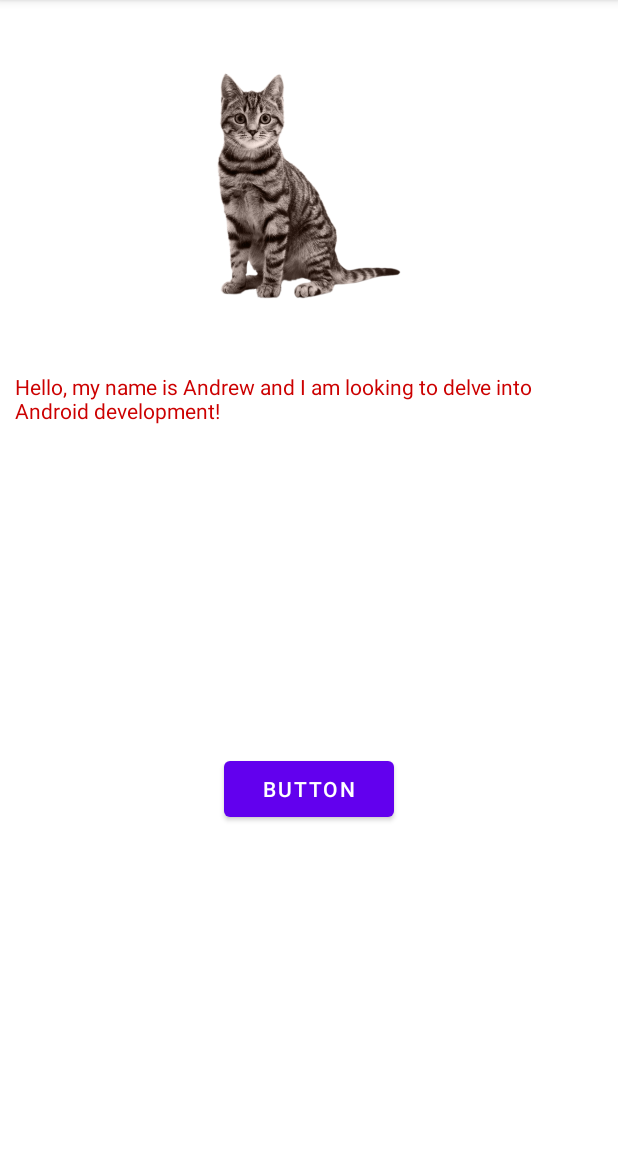
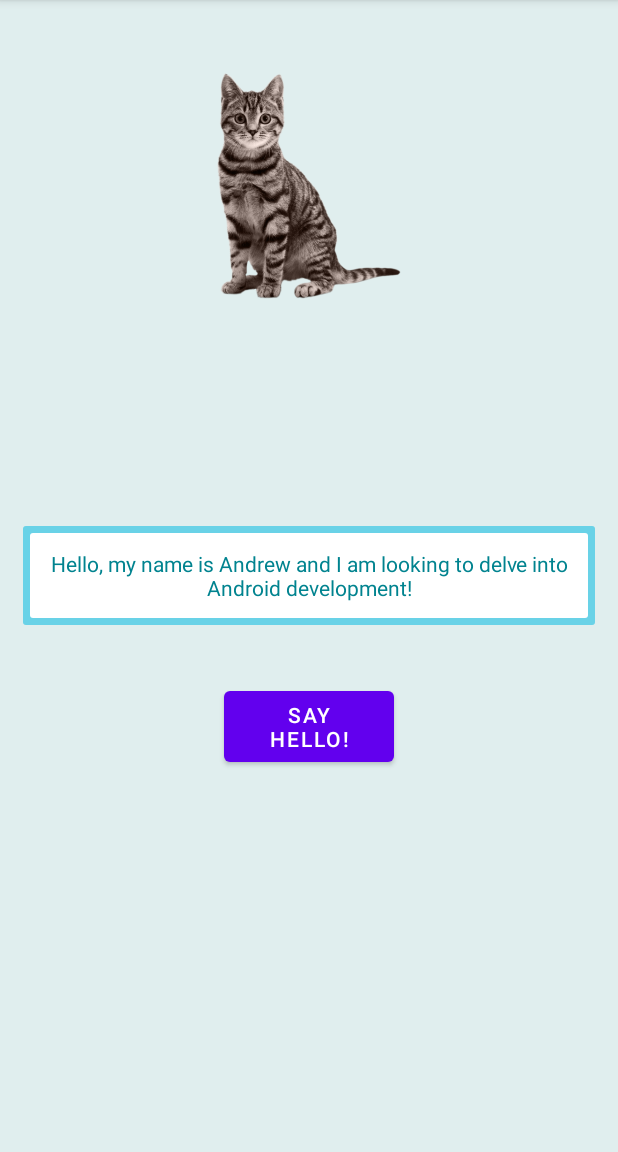
Before and after one commit to nick-bytes/rpn-calculator, an Android app: the screen it shows after launch (MainActivity), on a phone screen of 412 x 824 dp, the part 84-1236 px from its top. Run offline under Robolectric (Android 15) with nearby library versions, the phone set to English and light mode, and no system bars.

Commit message:
Updated button and intro text view

```diff
--- a/app/build.gradle
+++ b/app/build.gradle
@@ -37,6 +37,7 @@ dependencies {
     implementation 'androidx.appcompat:appcompat:1.5.0'
     implementation 'com.google.android.material:material:1.6.1'
     implementation 'androidx.constraintlayout:constraintlayout:2.1.4'
+    implementation 'androidx.cardview:cardview:1.0.0'
     testImplementation 'junit:junit:4.13.2'
     androidTestImplementation 'androidx.test.ext:junit:1.1.3'
     androidTestImplementation 'androidx.test.espresso:espresso-core:3.4.0'
--- /dev/null
+++ b/app/src/main/res/drawable/layer_card_background.xml
@@ -0,0 +1,20 @@
+<?xml version="1.0" encoding="utf-8"?>
+<layer-list xmlns:android="http://schemas.android.com/apk/res/android">
+    <item>
+        <shape android:shape="rectangle">
+            <solid android:color="#69D2E7"/>
+            <corners android:radius="2dp" />
+        </shape>
+    </item>
+
+    <item
+        android:left="5dp"
+        android:right="5dp"
+        android:top="5dp"
+        android:bottom="5dp">
+        <shape android:shape="rectangle">
+            <solid android:color="@color/white"/>
+            <corners android:radius="2dp" />
+        </shape>
+    </item>
+</layer-list>
--- a/app/src/main/res/layout/activity_main.xml
+++ b/app/src/main/res/layout/activity_main.xml
@@ -7,40 +7,46 @@
     android:layout_height="match_parent"
     tools:context=".MainActivity" >
 
-    <TextView
-        android:id="@+id/textview"
-        android:textColor="@android:color/holo_red_dark"
-        android:layout_width="392dp"
-        android:layout_height="36dp"
-        android:layout_centerHorizontal="true"
-        android:layout_centerVertical="true"
-        android:layout_marginHorizontal="16dp"
-        android:layout_marginTop="48dp"
-        android:text="@string/andrew_intro"
-        app:layout_constraintEnd_toEndOf="parent"
-        app:layout_constraintStart_toStartOf="parent"
-        app:layout_constraintTop_toBottomOf="@+id/catImageView" />
+    <LinearLayout
+        android:id="@+id/linearLayout"
+        android:layout_width="match_parent"
+        android:layout_height="match_parent"
+        android:background="#E0EEEE"
+        android:gravity="center"
+        app:layout_constraintTop_toBottomOf="@+id/catImageView"
+        tools:layout_editor_absoluteX="0dp">
+
+        <TextView
+            android:layout_width="wrap_content"
+            android:layout_height="wrap_content"
+            android:layout_gravity="center"
+            android:layout_margin="15dp"
+            android:background="@drawable/layer_card_background"
+            android:gravity="center"
+            android:padding="15dp"
+            android:text="@string/andrew_intro"
+            android:textColor="#00838F" />
+    </LinearLayout>
 
     <ImageView
         android:id="@+id/catImageView"
         android:layout_width="154dp"
         android:layout_height="152dp"
         android:layout_margin="48dp"
-        android:layout_marginTop="48dp"
         app:layout_constraintEnd_toEndOf="parent"
         app:layout_constraintHorizontal_bias="0.498"
         app:layout_constraintStart_toStartOf="parent"
         app:layout_constraintTop_toTopOf="parent"
-        app:srcCompat="@drawable/cat"/>
+        app:srcCompat="@drawable/cat" />
 
     <Button
         android:id="@+id/helloButton"
         android:layout_width="113dp"
-        android:layout_height="49dp"
-        android:text="Button"
+        android:layout_height="59dp"
+        android:text="@string/buttonText"
         app:layout_constraintBottom_toBottomOf="parent"
         app:layout_constraintEnd_toEndOf="parent"
         app:layout_constraintStart_toStartOf="parent"
-        app:layout_constraintTop_toBottomOf="@+id/textview" />
+        app:layout_constraintTop_toBottomOf="@+id/catImageView" />
 
 </androidx.constraintlayout.widget.ConstraintLayout>
--- a/app/src/main/res/values/strings.xml
+++ b/app/src/main/res/values/strings.xml
@@ -2,5 +2,6 @@
     <string name="app_name">HelloWorld</string>
     <string name="andrew_intro">Hello, my name is Andrew and I am looking to delve into Android development!</string>
     <string name="reply">Hello to you too!</string>
+    <string name="buttonText">Say Hello!</string>
 
 </resources>
```
